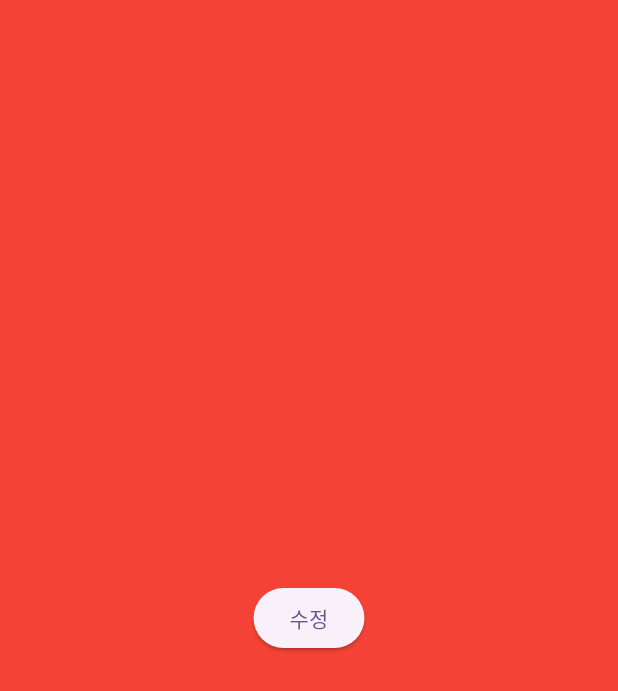
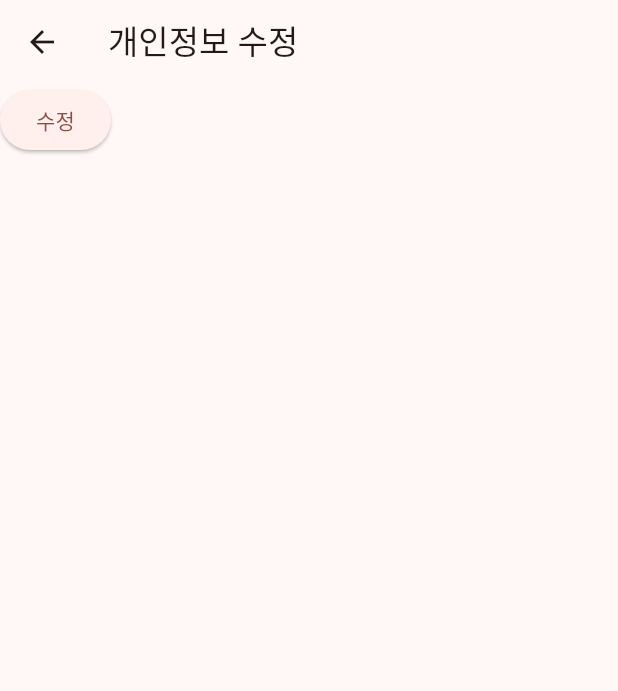
Before and after one commit to mintaeh0/capstone, a Flutter app: the screen it shows after launch, item 3 of the bottom bar chosen, after a tap on "개인정보 수정", on a phone screen of 412 x 824 dp. Shown: the top 691 px of the screen. Run offline on Flutter 3.47's test engine with Material 3 defaults, Android fonts, the phone set to English and light mode, and no system bars; our stand-ins replace fl_chart.

Commit message:
설정 페이지 구현

```diff
--- /dev/null
+++ b/project1/lib/bodyspec_set_page.dart
@@ -0,0 +1,15 @@
+import 'package:flutter/material.dart';
+
+class BodyspecSetPage extends StatelessWidget {
+  const BodyspecSetPage({super.key});
+
+  @override
+  Widget build(BuildContext context) {
+    return Scaffold(
+      appBar: AppBar(
+        title: const Text("신체스펙 수정"),
+      ),
+      body: ElevatedButton(onPressed: () {}, child: Text("수정")),
+    );
+  }
+}
--- a/project1/lib/main.dart
+++ b/project1/lib/main.dart
@@ -16,7 +16,8 @@ class MyApp extends StatelessWidget {
     return MaterialApp(
       title: 'Flutter Demo',
       theme: ThemeData(
-        colorScheme: ColorScheme.fromSeed(seedColor: Colors.deepPurple),
+        colorScheme:
+            ColorScheme.fromSeed(seedColor: Color.fromARGB(255, 255, 0, 0)),
         useMaterial3: true,
       ),
       home: const MyHomePage(),
@@ -45,7 +46,6 @@ class _MyHomePageState extends State<MyHomePage> {
     return Scaffold(
       appBar: AppBar(
         title: const Text("Test Title"),
-        backgroundColor: Colors.lightBlue,
       ),
       body: body[_currentIndex],
       bottomNavigationBar: BottomNavigationBar(
--- a/project1/lib/profile_page.dart
+++ b/project1/lib/profile_page.dart
@@ -1,5 +1,6 @@
 import 'package:flutter/material.dart';
-import 'proflie_setting_page.dart';
+import 'package:project1/bodyspec_set_page.dart';
+import 'proflie_set_page.dart';
 
 // 프로필 페이지
 class ProfilePage extends StatelessWidget {
@@ -22,7 +23,8 @@ class ProfilePage extends StatelessWidget {
       GestureDetector(
         onTap: () {
           Navigator.of(context).push(MaterialPageRoute(
-              builder: (context) => const ProflieSettingPage()));
+            builder: (context) => const ProflieSetPage(),
+          ));
         },
         child: Container(
           decoration: BoxDecoration(
@@ -38,7 +40,9 @@ class ProfilePage extends StatelessWidget {
       ),
       GestureDetector(
           onTap: () {
-            print("clicked2");
+            Navigator.of(context).push(MaterialPageRoute(
+              builder: (context) => const BodyspecSetPage(),
+            ));
           },
           child: Container(
             decoration: BoxDecoration(
--- /dev/null
+++ b/project1/lib/proflie_set_page.dart
@@ -0,0 +1,15 @@
+import 'package:flutter/material.dart';
+
+class ProflieSetPage extends StatelessWidget {
+  const ProflieSetPage({super.key});
+
+  @override
+  Widget build(BuildContext context) {
+    return Scaffold(
+      appBar: AppBar(
+        title: const Text("개인정보 수정"),
+      ),
+      body: ElevatedButton(onPressed: () {}, child: Text("수정")),
+    );
+  }
+}
--- a/project1/lib/proflie_setting_page.dart
+++ /dev/null
@@ -1,17 +0,0 @@
-import 'package:flutter/material.dart';
-
-class ProflieSettingPage extends StatelessWidget {
-  const ProflieSettingPage({super.key});
-
-  @override
-  Widget build(BuildContext context) {
-    return Scaffold(
-      backgroundColor: Colors.red,
-      body: Container(
-        child: Center(
-          child: ElevatedButton(onPressed: () {}, child: Text("수정")),
-        ),
-      ),
-    );
-  }
-}
```
